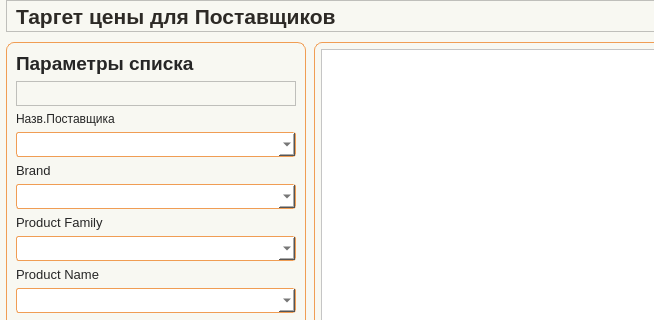
Before: the Qt Designer form app/ui/windows/target_price_history.ui in Masik84/Procurement_app, drawn with Qt 5; both pictures show x 0 to 654 and y 0 to 320 of the 1331 by 803 pixel window.
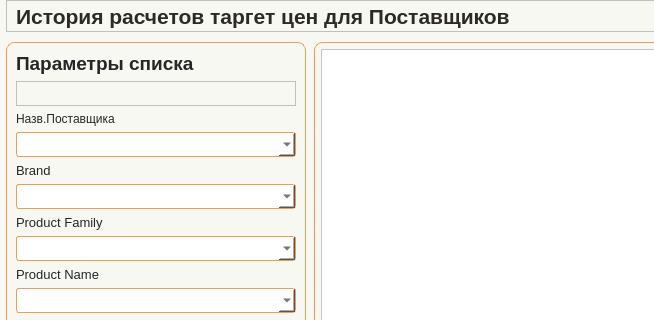
After: the same form once the commit is applied. Icons and pictures are not drawn.

Diff of the .ui file:
```diff
--- a/app/ui/windows/target_price_history.ui
+++ b/app/ui/windows/target_price_history.ui
@@ -187,7 +187,7 @@
             <enum>Qt::LayoutDirection::LeftToRight</enum>
            </property>
            <property name="text">
-            <string>Таргет цены для Поставщиков</string>
+            <string>История расчетов таргет цен для Поставщиков</string>
            </property>
           </widget>
          </item>
```
